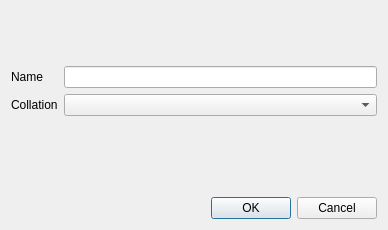
The window that guicreatedatabase.ui (jkamsk/mdbsqlgui) describes before a commit, drawn with Qt 5.
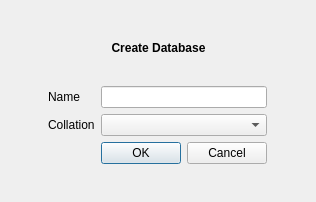
The same window after the commit. Icons and pictures are not drawn.

```diff
--- a/guicreatedatabase.ui
+++ b/guicreatedatabase.ui
@@ -6,8 +6,8 @@
    <rect>
     <x>0</x>
     <y>0</y>
-    <width>388</width>
-    <height>230</height>
+    <width>316</width>
+    <height>202</height>
    </rect>
   </property>
   <property name="windowTitle">
@@ -32,33 +32,527 @@
     </spacer>
    </item>
    <item>
-    <layout class="QFormLayout" name="formLayout">
-     <item row="0" column="0">
-      <widget class="QLabel" name="label">
-       <property name="text">
-        <string>Name</string>
+    <layout class="QHBoxLayout" name="horizontalLayout">
+     <item>
+      <spacer name="horizontalSpacer">
+       <property name="orientation">
+        <enum>Qt::Horizontal</enum>
        </property>
-      </widget>
+       <property name="sizeHint" stdset="0">
+        <size>
+         <width>40</width>
+         <height>20</height>
+        </size>
+       </property>
+      </spacer>
      </item>
-     <item row="0" column="1">
-      <widget class="QLineEdit" name="Name"/>
+     <item>
+      <layout class="QFormLayout" name="formLayout">
+       <item row="1" column="0">
+        <widget class="QLabel" name="label">
+         <property name="text">
+          <string>Name</string>
+         </property>
+        </widget>
+       </item>
+       <item row="1" column="1">
+        <widget class="QLineEdit" name="Name"/>
+       </item>
+       <item row="2" column="0">
+        <widget class="QLabel" name="label_2">
+         <property name="text">
+          <string>Collation</string>
+         </property>
+        </widget>
+       </item>
+       <item row="2" column="1">
+        <widget class="QComboBox" name="Collation">
+         <property name="sizePolicy">
+          <sizepolicy hsizetype="Expanding" vsizetype="Fixed">
+           <horstretch>0</horstretch>
+           <verstretch>0</verstretch>
+          </sizepolicy>
+         </property>
+        </widget>
+       </item>
+       <item row="0" column="1">
+        <widget class="QToolButton" name="Icon">
+         <property name="enabled">
+          <bool>false</bool>
+         </property>
+         <property name="minimumSize">
+          <size>
+           <width>0</width>
+           <height>64</height>
+          </size>
+         </property>
+         <property name="palette">
+          <palette>
+           <active>
+            <colorrole role="WindowText">
+             <brush brushstyle="SolidPattern">
+              <color alpha="255">
+               <red>255</red>
+               <green>255</green>
+               <blue>255</blue>
+              </color>
+             </brush>
+            </colorrole>
+            <colorrole role="Button">
+             <brush brushstyle="SolidPattern">
+              <color alpha="255">
+               <red>0</red>
+               <green>0</green>
+               <blue>0</blue>
+              </color>
+             </brush>
+            </colorrole>
+            <colorrole role="Light">
+             <brush brushstyle="SolidPattern">
+              <color alpha="255">
+               <red>0</red>
+               <green>0</green>
+               <blue>0</blue>
+              </color>
+             </brush>
+            </colorrole>
+            <colorrole role="Midlight">
+             <brush brushstyle="SolidPattern">
+              <color alpha="255">
+               <red>0</red>
+               <green>0</green>
+               <blue>0</blue>
+              </color>
+             </brush>
+            </colorrole>
+            <colorrole role="Dark">
+             <brush brushstyle="SolidPattern">
+              <color alpha="255">
+               <red>0</red>
+               <green>0</green>
+               <blue>0</blue>
+              </color>
+             </brush>
+            </colorrole>
+            <colorrole role="Mid">
+             <brush brushstyle="SolidPattern">
+              <color alpha="255">
+               <red>0</red>
+               <green>0</green>
+               <blue>0</blue>
+              </color>
+             </brush>
+            </colorrole>
+            <colorrole role="Text">
+             <brush brushstyle="SolidPattern">
+              <color alpha="255">
+               <red>255</red>
+               <green>255</green>
+               <blue>255</blue>
+              </color>
+             </brush>
+            </colorrole>
+            <colorrole role="BrightText">
+             <brush brushstyle="SolidPattern">
+              <color alpha="255">
+               <red>255</red>
+               <green>255</green>
+               <blue>255</blue>
+              </color>
+             </brush>
+            </colorrole>
+            <colorrole role="ButtonText">
+             <brush brushstyle="SolidPattern">
+              <color alpha="255">
+               <red>255</red>
+               <green>255</green>
+               <blue>255</blue>
+              </color>
+             </brush>
+            </colorrole>
+            <colorrole role="Base">
+             <brush brushstyle="SolidPattern">
+              <color alpha="255">
+               <red>0</red>
+               <green>0</green>
+               <blue>0</blue>
+              </color>
+             </brush>
+            </colorrole>
+            <colorrole role="Window">
+             <brush brushstyle="SolidPattern">
+              <color alpha="255">
+               <red>0</red>
+               <green>0</green>
+               <blue>0</blue>
+              </color>
+             </brush>
+            </colorrole>
+            <colorrole role="Shadow">
+             <brush brushstyle="SolidPattern">
+              <color alpha="255">
+               <red>0</red>
+               <green>0</green>
+               <blue>0</blue>
+              </color>
+             </brush>
+            </colorrole>
+            <colorrole role="AlternateBase">
+             <brush brushstyle="SolidPattern">
+              <color alpha="255">
+               <red>0</red>
+               <green>0</green>
+               <blue>0</blue>
+              </color>
+             </brush>
+            </colorrole>
+            <colorrole role="ToolTipBase">
+             <brush brushstyle="SolidPattern">
+              <color alpha="255">
+               <red>255</red>
+               <green>255</green>
+               <blue>220</blue>
+              </color>
+             </brush>
+            </colorrole>
+            <colorrole role="ToolTipText">
+             <brush brushstyle="SolidPattern">
+              <color alpha="255">
+               <red>0</red>
+               <green>0</green>
+               <blue>0</blue>
+              </color>
+             </brush>
+            </colorrole>
+           </active>
+           <inactive>
+            <colorrole role="WindowText">
+             <brush brushstyle="SolidPattern">
+              <color alpha="255">
+               <red>255</red>
+               <green>255</green>
+               <blue>255</blue>
+              </color>
+             </brush>
+            </colorrole>
+            <colorrole role="Button">
+             <brush brushstyle="SolidPattern">
+              <color alpha="255">
+               <red>0</red>
+               <green>0</green>
+               <blue>0</blue>
+              </color>
+             </brush>
+            </colorrole>
+            <colorrole role="Light">
+             <brush brushstyle="SolidPattern">
+              <color alpha="255">
+               <red>0</red>
+               <green>0</green>
+               <blue>0</blue>
+              </color>
+             </brush>
+            </colorrole>
+            <colorrole role="Midlight">
+             <brush brushstyle="SolidPattern">
+              <color alpha="255">
+               <red>0</red>
+               <green>0</green>
+               <blue>0</blue>
+              </color>
+             </brush>
+            </colorrole>
+            <colorrole role="Dark">
+             <brush brushstyle="SolidPattern">
+              <color alpha="255">
+               <red>0</red>
+               <green>0</green>
+               <blue>0</blue>
+              </color>
+             </brush>
+            </colorrole>
+            <colorrole role="Mid">
+             <brush brushstyle="SolidPattern">
+              <color alpha="255">
+               <red>0</red>
+               <green>0</green>
+               <blue>0</blue>
+              </color>
+             </brush>
+            </colorrole>
+            <colorrole role="Text">
+             <brush brushstyle="SolidPattern">
+              <color alpha="255">
+               <red>255</red>
+               <green>255</green>
+               <blue>255</blue>
+              </color>
+             </brush>
+            </colorrole>
+            <colorrole role="BrightText">
+             <brush brushstyle="SolidPattern">
+              <color alpha="255">
+               <red>255</red>
+               <green>255</green>
+               <blue>255</blue>
+              </color>
+             </brush>
+            </colorrole>
+            <colorrole role="ButtonText">
+             <brush brushstyle="SolidPattern">
+              <color alpha="255">
+               <red>255</red>
+               <green>255</green>
+               <blue>255</blue>
+              </color>
+             </brush>
+            </colorrole>
+            <colorrole role="Base">
+             <brush brushstyle="SolidPattern">
+              <color alpha="255">
+               <red>0</red>
+               <green>0</green>
+               <blue>0</blue>
+              </color>
+             </brush>
+            </colorrole>
+            <colorrole role="Window">
+             <brush brushstyle="SolidPattern">
+              <color alpha="255">
+               <red>0</red>
+               <green>0</green>
+               <blue>0</blue>
+              </color>
+             </brush>
+            </colorrole>
+            <colorrole role="Shadow">
+             <brush brushstyle="SolidPattern">
+              <color alpha="255">
+               <red>0</red>
+               <green>0</green>
+               <blue>0</blue>
+              </color>
+             </brush>
+            </colorrole>
+            <colorrole role="AlternateBase">
+             <brush brushstyle="SolidPattern">
+              <color alpha="255">
+               <red>0</red>
+               <green>0</green>
+               <blue>0</blue>
+              </color>
+             </brush>
+            </colorrole>
+            <colorrole role="ToolTipBase">
+             <brush brushstyle="SolidPattern">
+              <color alpha="255">
+               <red>255</red>
+               <green>255</green>
+               <blue>220</blue>
+              </color>
+             </brush>
+            </colorrole>
+            <colorrole role="ToolTipText">
+             <brush brushstyle="SolidPattern">
+              <color alpha="255">
+               <red>0</red>
+               <green>0</green>
+               <blue>0</blue>
+              </color>
+             </brush>
+            </colorrole>
+           </inactive>
+           <disabled>
+            <colorrole role="WindowText">
+             <brush brushstyle="SolidPattern">
+              <color alpha="255">
+               <red>0</red>
+               <green>0</green>
+               <blue>0</blue>
+              </color>
+             </brush>
+            </colorrole>
+            <colorrole role="Button">
+             <brush brushstyle="SolidPattern">
+              <color alpha="255">
+               <red>0</red>
+               <green>0</green>
+               <blue>0</blue>
+              </color>
+             </brush>
+            </colorrole>
+            <colorrole role="Light">
+             <brush brushstyle="SolidPattern">
+              <color alpha="255">
+               <red>0</red>
+               <green>0</green>
+               <blue>0</blue>
+              </color>
+             </brush>
+            </colorrole>
+            <colorrole role="Midlight">
+             <brush brushstyle="SolidPattern">
+              <color alpha="255">
+               <red>0</red>
+               <green>0</green>
+               <blue>0</blue>
+              </color>
+             </brush>
+            </colorrole>
+            <colorrole role="Dark">
+             <brush brushstyle="SolidPattern">
+              <color alpha="255">
+               <red>0</red>
+               <green>0</green>
+               <blue>0</blue>
+              </color>
+             </brush>
+            </colorrole>
+            <colorrole role="Mid">
+             <brush brushstyle="SolidPattern">
+              <color alpha="255">
+               <red>0</red>
+               <green>0</green>
+               <blue>0</blue>
+              </color>
+             </brush>
+            </colorrole>
+            <colorrole role="Text">
+             <brush brushstyle="SolidPattern">
+              <color alpha="255">
+               <red>0</red>
+               <green>0</green>
+               <blue>0</blue>
+              </color>
+             </brush>
+            </colorrole>
+            <colorrole role="BrightText">
+             <brush brushstyle="SolidPattern">
+              <color alpha="255">
+               <red>255</red>
+               <green>255</green>
+               <blue>255</blue>
+              </color>
+             </brush>
+            </colorrole>
+            <colorrole role="ButtonText">
+             <brush brushstyle="SolidPattern">
+              <color alpha="255">
+               <red>0</red>
+               <green>0</green>
+               <blue>0</blue>
+              </color>
+             </brush>
+            </colorrole>
+            <colorrole role="Base">
+             <brush brushstyle="SolidPattern">
+              <color alpha="255">
+               <red>0</red>
+               <green>0</green>
+               <blue>0</blue>
+              </color>
+             </brush>
+            </colorrole>
+            <colorrole role="Window">
+             <brush brushstyle="SolidPattern">
+              <color alpha="255">
+               <red>0</red>
+               <green>0</green>
+               <blue>0</blue>
+              </color>
+             </brush>
+            </colorrole>
+            <colorrole role="Shadow">
+             <brush brushstyle="SolidPattern">
+              <color alpha="255">
+               <red>0</red>
+               <green>0</green>
+               <blue>0</blue>
+              </color>
+             </brush>
+            </colorrole>
+            <colorrole role="AlternateBase">
+             <brush brushstyle="SolidPattern">
+              <color alpha="255">
+               <red>0</red>
+               <green>0</green>
+               <blue>0</blue>
+              </color>
+             </brush>
+            </colorrole>
+            <colorrole role="ToolTipBase">
+             <brush brushstyle="SolidPattern">
+              <color alpha="255">
+               <red>255</red>
+               <green>255</green>
+               <blue>220</blue>
+              </color>
+             </brush>
+            </colorrole>
+            <colorrole role="ToolTipText">
+             <brush brushstyle="SolidPattern">
+              <color alpha="255">
+               <red>0</red>
+               <green>0</green>
+               <blue>0</blue>
+              </color>
+             </brush>
+            </colorrole>
+           </disabled>
+          </palette>
+         </property>
+         <property name="font">
+          <font>
+           <weight>75</weight>
+           <bold>true</bold>
+          </font>
+         </property>
+         <property name="text">
+          <string> Create Database </string>
+         </property>
+         <property name="icon">
+          <iconset resource="resources.qrc">
+           <normaloff>:/icons/database.png</normaloff>
+           <disabledoff>:/icons/database.png</disabledoff>:/icons/database.png</iconset>
+         </property>
+         <property name="iconSize">
+          <size>
+           <width>64</width>
+           <height>64</height>
+          </size>
+         </property>
+         <property name="toolButtonStyle">
+          <enum>Qt::ToolButtonTextBesideIcon</enum>
+         </property>
+         <property name="autoRaise">
+          <bool>true</bool>
+         </property>
+        </widget>
+       </item>
+       <item row="3" column="1">
+        <widget class="QDialogButtonBox" name="buttonBox">
+         <property name="orientation">
+          <enum>Qt::Horizontal</enum>
+         </property>
+         <property name="standardButtons">
+          <set>QDialogButtonBox::Cancel|QDialogButtonBox::Ok</set>
+         </property>
+        </widget>
+       </item>
+      </layout>
      </item>
-     <item row="1" column="0">
-      <widget class="QLabel" name="label_2">
-       <property name="text">
-        <string>Collation</string>
+     <item>
+      <spacer name="horizontalSpacer_2">
+       <property name="orientation">
+        <enum>Qt::Horizontal</enum>
        </property>
-      </widget>
-     </item>
-     <item row="1" column="1">
-      <widget class="QComboBox" name="Collation">
-       <property name="sizePolicy">
-        <sizepolicy hsizetype="Expanding" vsizetype="Fixed">
-         <horstretch>0</horstretch>
-         <verstretch>0</verstretch>
-        </sizepolicy>
+       <property name="sizeHint" stdset="0">
+        <size>
+         <width>40</width>
+         <height>20</height>
+        </size>
        </property>
-      </widget>
+      </spacer>
      </item>
     </layout>
    </item>
@@ -82,16 +576,6 @@
      </property>
     </spacer>
    </item>
-   <item>
-    <widget class="QDialogButtonBox" name="buttonBox">
-     <property name="orientation">
-      <enum>Qt::Horizontal</enum>
-     </property>
-     <property name="standardButtons">
-      <set>QDialogButtonBox::Cancel|QDialogButtonBox::Ok</set>
-     </property>
-    </widget>
-   </item>
   </layout>
  </widget>
  <resources>
```
